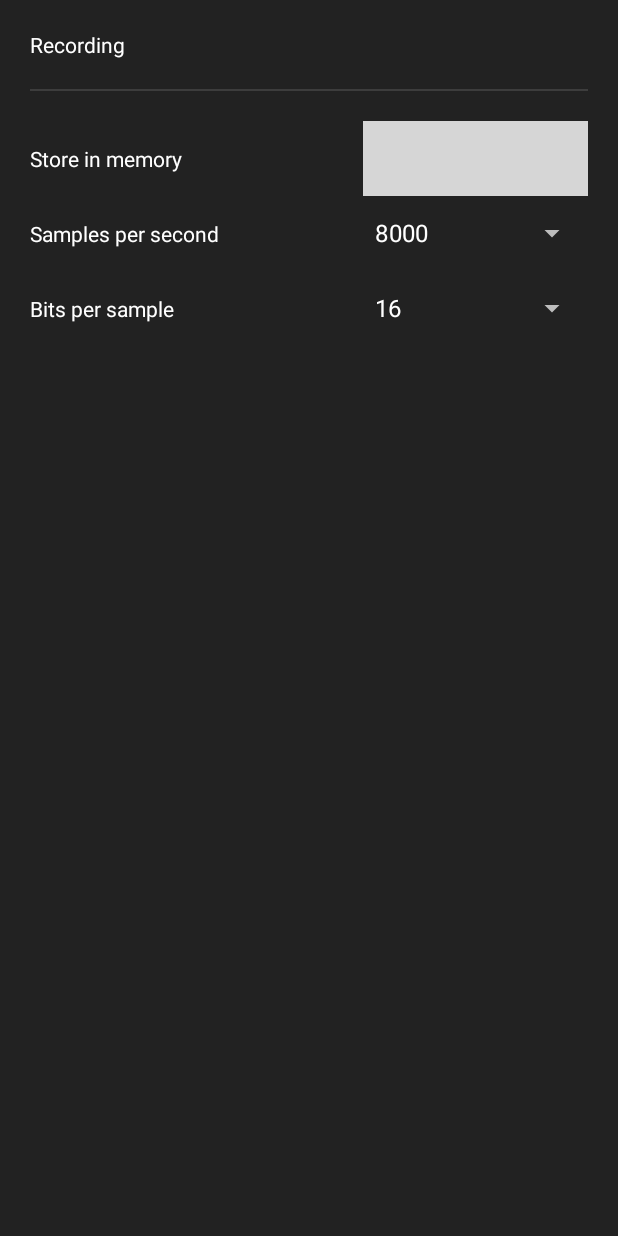
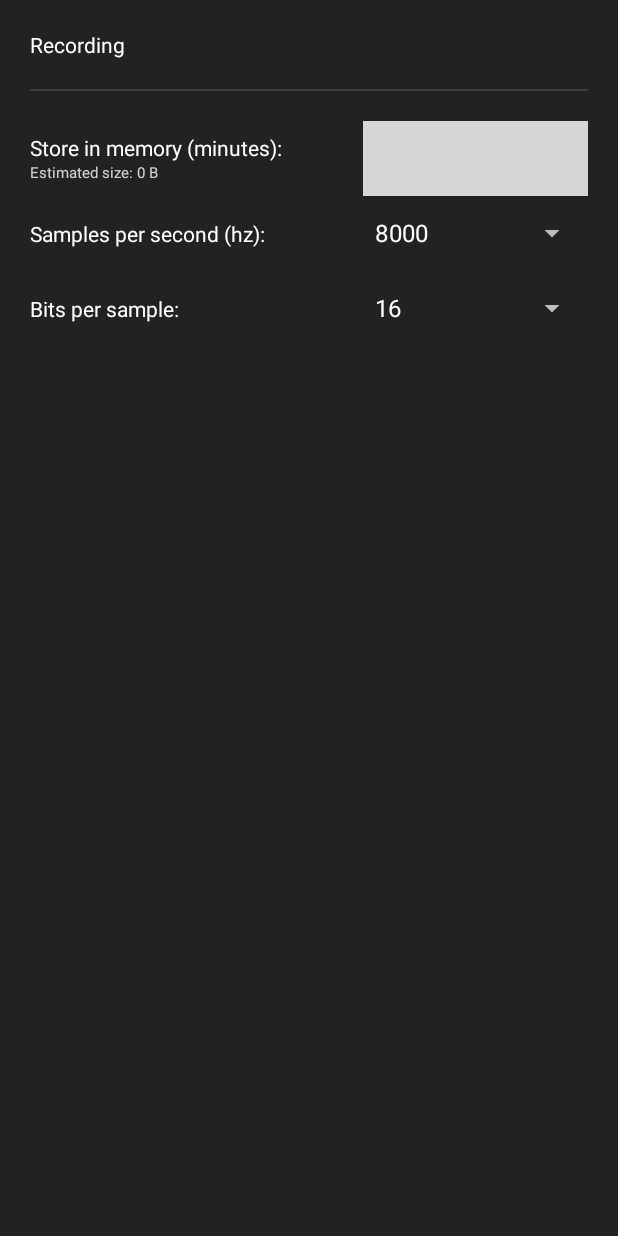
Before and after one commit to Hadryan/lissaner, an Android app: the screen it shows after launch (MainActivity), after a tap on "SETTINGS", on a phone screen of 412 x 824 dp. Run offline under Robolectric (Android 15) with nearby library versions, the phone set to English and light mode, and no system bars; libraries missing offline, so code that uses them is left out: com.karumi.dexter, com.shawnlin.numberpicker, io.noties.markwon; plain views replace NumberPicker; 14 statements that could not run were skipped; 1 other tap on this screen came first; grey boxes are pictures that could not be loaded.

Commit message:
Show estimated size in memory

```diff
--- a/app/src/main/java/com/daniel_araujo/lissaner/ByteFormatUtils.kt
+++ b/app/src/main/java/com/daniel_araujo/lissaner/ByteFormatUtils.kt
@@ -14,4 +14,11 @@ object ByteFormatUtils {
         //  Android environment.
         return android.text.format.Formatter.formatShortFileSize(context, size)
     }
+
+    /**
+     * Returns size with as few digits as possible.
+     */
+    fun shortSize(context: Context, size: Int): String {
+        return shortSize(context, size.toLong())
+    }
 }
--- a/app/src/main/java/com/daniel_araujo/lissaner/android/ui/SettingsFragment.kt
+++ b/app/src/main/java/com/daniel_araujo/lissaner/android/ui/SettingsFragment.kt
@@ -7,6 +7,9 @@ import android.view.ViewGroup
 import android.widget.AdapterView
 import android.widget.ArrayAdapter
 import android.widget.Spinner
+import android.widget.TextView
+import com.daniel_araujo.lissaner.ByteFormatUtils
+import com.daniel_araujo.lissaner.PcmUtils
 import com.daniel_araujo.lissaner.R
 import com.daniel_araujo.lissaner.TimestampUtils
 import com.daniel_araujo.lissaner.android.Application
@@ -70,8 +73,12 @@ class SettingsFragment : Fragment() {
                     putLong(Application.PREFERENCE_KEEP, options[newVal])
                     commit()
                 }
+
+                updateEstimatedMemoryUsage()
             }
         }
+
+        updateEstimatedMemoryUsage()
 
         // Samples per second
         run {
@@ -100,6 +107,8 @@ class SettingsFragment : Fragment() {
                         putInt(Application.PREFERENCE_SAMPLES_PER_SECOND, adapter.getItem(position)!!)
                         commit()
                     }
+
+                    updateEstimatedMemoryUsage()
                 }
             }
         }
@@ -131,8 +140,24 @@ class SettingsFragment : Fragment() {
                         putInt(Application.PREFERENCE_BITS_PER_SAMPLE, adapter.getItem(position)!!)
                         commit()
                     }
+
+                    updateEstimatedMemoryUsage()
                 }
             }
         }
     }
+
+    private fun updateEstimatedMemoryUsage() {
+        val preferences = ourActivity.ourApplication.getDefaultSharedPreferences()
+
+        val estimated = requireView().findViewById<TextView>(R.id.estimated)
+
+        val size = PcmUtils.bufferSize(
+            PreferenceUtils.getLongOrFail(preferences, Application.PREFERENCE_KEEP),
+            PreferenceUtils.getIntOrFail(preferences, Application.PREFERENCE_SAMPLES_PER_SECOND),
+            Math.ceil(PreferenceUtils.getIntOrFail(preferences, Application.PREFERENCE_BITS_PER_SAMPLE).toDouble() / 8).toInt(),
+            1)
+
+        estimated.text = ByteFormatUtils.shortSize(requireContext(), size)
+    }
 }
--- a/app/src/main/res/layout/fragment_settings.xml
+++ b/app/src/main/res/layout/fragment_settings.xml
@@ -32,18 +32,47 @@
             android:minHeight="50dp"
             android:orientation="horizontal">
 
-            <TextView
-                android:id="@+id/textView4"
-                android:layout_width="wrap_content"
+            <LinearLayout
+                android:layout_width="match_parent"
                 android:layout_height="wrap_content"
                 android:layout_weight="1"
-                android:text="Store in memory" />
+                android:orientation="vertical">
+
+                <TextView
+                    android:id="@+id/textView4"
+                    android:layout_width="wrap_content"
+                    android:layout_height="wrap_content"
+                    android:text="Store in memory (minutes):" />
+
+                <LinearLayout
+                    android:layout_width="match_parent"
+                    android:layout_height="wrap_content"
+                    android:orientation="horizontal">
+
+                    <TextView
+                        android:id="@+id/textView5"
+                        android:layout_width="wrap_content"
+                        android:layout_height="wrap_content"
+                        android:alpha="0.8"
+                        android:text="Estimated size: "
+                        android:textSize="10sp" />
+
+                    <TextView
+                        android:id="@+id/estimated"
+                        android:layout_width="wrap_content"
+                        android:layout_height="wrap_content"
+                        android:layout_weight="1"
+                        android:alpha="0.8"
+                        android:textSize="10sp" />
+                </LinearLayout>
+            </LinearLayout>
 
             <com.shawnlin.numberpicker.NumberPicker
                 android:id="@+id/memory"
                 android:layout_width="150dp"
                 android:layout_height="match_parent"
                 app:np_orientation="horizontal" />
+
         </LinearLayout>
 
         <LinearLayout
@@ -58,7 +87,7 @@
                 android:layout_width="wrap_content"
                 android:layout_height="wrap_content"
                 android:layout_weight="1"
-                android:text="Samples per second" />
+                android:text="Samples per second (hz):" />
 
             <Spinner
                 android:id="@+id/samples_per_second"
@@ -79,7 +108,7 @@
                 android:layout_width="wrap_content"
                 android:layout_height="wrap_content"
                 android:layout_weight="1"
-                android:text="Bits per sample" />
+                android:text="Bits per sample:" />
 
             <Spinner
                 android:id="@+id/bits_per_sample"
```
